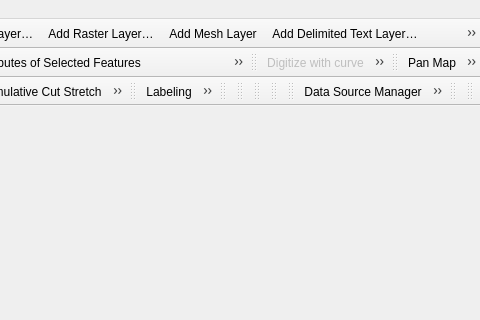
Before: the Qt Designer form src/ui/qgisapp.ui in qgis/QGIS, drawn with Qt 5; both pictures show x 584 to 1064 and y 0 to 320 of the 1064 by 506 pixel window.
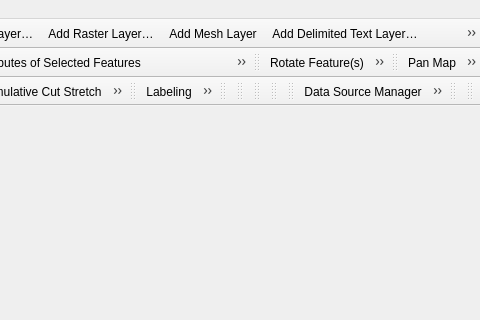
After: the same form once the commit is applied. Icons and pictures are not drawn.

Commit message: [needs-docs] Make the Digitize with Curve and Streaming Digitize actions sit in the same drop down group

```diff
--- a/src/ui/qgisapp.ui
+++ b/src/ui/qgisapp.ui
@@ -519,7 +519,6 @@
    <attribute name="toolBarBreak">
     <bool>false</bool>
    </attribute>
-   <addaction name="mActionDigitizeWithCurve"/>
    <addaction name="mActionRotateFeature"/>
    <addaction name="mActionScaleFeature"/>
    <addaction name="mActionSimplifyFeature"/>
@@ -3443,7 +3442,7 @@
      <normaloff>:/images/themes/default/mActionDigitizeWithCurve.svg</normaloff>:/images/themes/default/mActionDigitizeWithCurve.svg</iconset>
    </property>
    <property name="text">
-    <string>Digitize with curve</string>
+    <string>Digitize with Curve</string>
    </property>
    <property name="toolTip">
     <string>Digitize with curve</string>
```
The commit also changes 3 other files.
